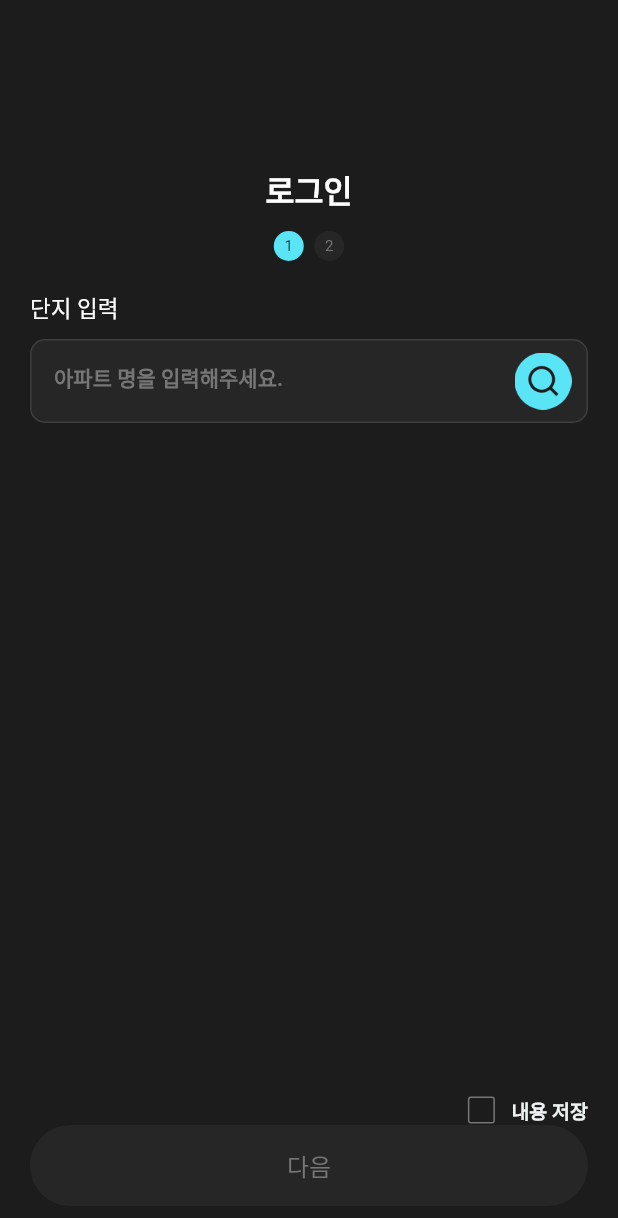
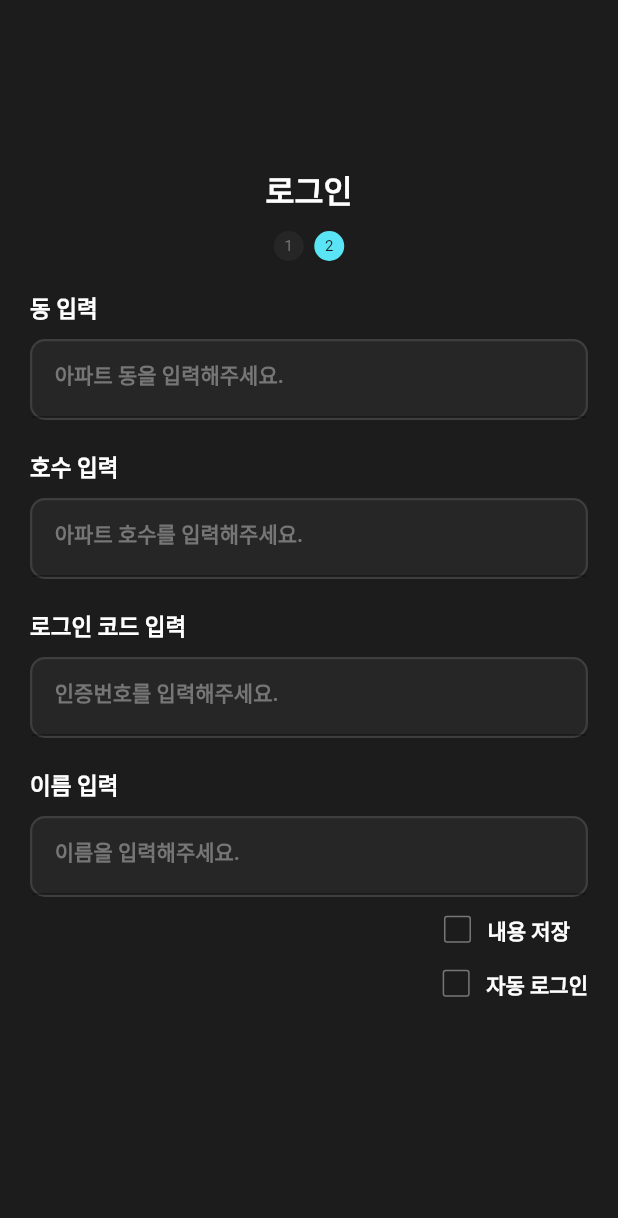
Before and after one commit to HanKyeol0/IoT-SmartHome-App, a Flutter app: the screen it shows after launch, on a phone screen of 412 x 824 dp. Shown: the top 1218 px of the screen. Run offline on Flutter 3.47's test engine with Material 2 defaults, Android fonts, the phone set to English and light mode, and no system bars; Roboto replaces fonts that are missing (NanumSquareNeo, luxFont).

Commit message:
office commit

```diff
--- a/lib/login/access_authority.dart
+++ b/lib/login/access_authority.dart
@@ -255,7 +255,8 @@ class _AccessAuthorityState extends State<AccessAuthority> {
                             fontWeight: FontWeight.w400,
                           ),
                         ),
-                        onPressed: () => Navigator.pushNamed(context, '/login'),
+                        onPressed: () =>
+                            Navigator.pushNamed(context, '/login01'),
                       ),
                     ),
                     const Divider(
@@ -274,7 +275,8 @@ class _AccessAuthorityState extends State<AccessAuthority> {
                             fontWeight: FontWeight.w400,
                           ),
                         ),
-                        onPressed: () => Navigator.pushNamed(context, '/login'),
+                        onPressed: () =>
+                            Navigator.pushNamed(context, '/login01'),
                       ),
                     ),
                     const Divider(
--- a/lib/login/login.dart
+++ b/lib/login/login01.dart
@@ -4,38 +4,47 @@ import '../widgets/button.dart';
 import '../widgets/field.dart';
 import '../widgets/navigation.dart';
 
-class Login extends StatefulWidget {
-  const Login({Key? key}) : super(key: key);
+class Login01 extends StatefulWidget {
+  const Login01({Key? key}) : super(key: key);
 
   @override
-  State<Login> createState() => _LoginState();
+  State<Login01> createState() => _Login01State();
 }
 
-class _LoginState extends State<Login> {
+class _Login01State extends State<Login01> {
+  TextEditingController textEditingController = TextEditingController();
+  bool isTextEmpty = true;
+
+  @override
+  void dispose() {
+    textEditingController.dispose();
+    super.dispose();
+  }
+
+  void onTextChanged(String value) {
+    setState(() {
+      isTextEmpty = value.isEmpty;
+    });
+  }
+
   @override
   Widget build(BuildContext context) {
     return Scaffold(
       resizeToAvoidBottomInset: false,
       body: Column(
-        mainAxisSize: MainAxisSize.min,
         children: [
           const SizedBox(height: 111),
-          const Row(
+          Row(
             mainAxisAlignment: MainAxisAlignment.center,
             children: [
               Column(
                 children: [
                   Text(
                     '로그인',
-                    style: TextStyle(
-                      color: Color(0xFFFFFFFF),
-                      fontSize: 21,
-                      fontFamily: 'NanumSquareNeo',
-                      fontWeight: FontWeight.w800,
+                    style: titleText(fontSize: 21),
                   ),
-                  ),
-                  SizedBox(height: 12),
-                  Row(
+                  const SizedBox(height: 12),
+                  const Row(
                     children: [
                       CircleNav(
                         text: '1',
@@ -50,7 +59,7 @@ class _LoginState extends State<Login> {
                       ),
                     ],
                   ),
-                  SizedBox(height: 20),
+                  const SizedBox(height: 20),
                 ],
               ),
             ],
@@ -60,37 +69,33 @@ class _LoginState extends State<Login> {
               left: 20,
               bottom: 10,
             ),
-            child: const Column(
+            child: Column(
               children: [
                 Row(
                   children: [
                     Text(
                       '단지 입력',
-                      style: TextStyle(
-                        color: Color(0xFFFFFFFF),
-                        fontSize: 15,
-                      ),
+                      style: fieldTitle(),
                     ),
                   ],
                 ),
               ],
             ),
           ),
-          const Expanded(
+          Expanded(
             child: Column(
               children: [
                 DropdownInput(
                   placeholder: '아파트 명을 입력해주세요.',
-                  items: [
+                  items: const [
                     'A',
                     'B',
                     'C',
                   ],
                   searchIconOn: 'assets/searchIconOn.png',
                   searchIconOff: 'assets/searchIconOff.png',
-                ),
-              ],
-            ),
+                  textEditingController: textEditingController,
+                  onTextChanged: onTextChanged,
                 ),
                 const SizedBox(height: 11),
                 Padding(
@@ -101,8 +106,6 @@ class _LoginState extends State<Login> {
                       const Padding(
                         padding: EdgeInsets.only(right: 10),
                         child: Row(
-                    mainAxisAlignment: MainAxisAlignment.end,
-                    crossAxisAlignment: CrossAxisAlignment.start,
                           children: [
                             BlueCheckbox(),
                             SizedBox(width: 11),
@@ -121,11 +124,14 @@ class _LoginState extends State<Login> {
                     ],
                   ),
                 ),
-          const Positioned(
-            left: 25,
-            right: 25,
-            bottom: 30,
-            child: RoundNextButton(),
+              ],
+            ),
+          ),
+          RoundNextButton(
+            buttonColor: isTextEmpty ? grey : bColor,
+            textColor: isTextEmpty ? lightGrey : black,
+            isClickable: !isTextEmpty,
+            onPressed: () => Navigator.pushNamed(context, '/login02'),
           ),
         ],
       ),
--- /dev/null
+++ b/lib/login/login02.dart
@@ -0,0 +1,197 @@
+import 'package:flutter/material.dart';
+import 'package:luxrobo_publish/styles.dart';
+import 'package:luxrobo_publish/widgets/button.dart';
+import 'package:luxrobo_publish/widgets/navigation.dart';
+
+import '../widgets/field.dart';
+
+class Login02 extends StatefulWidget {
+  const Login02({super.key});
+
+  @override
+  State<Login02> createState() => _Login02State();
+}
+
+class _Login02State extends State<Login02> {
+  bool isTextEmpty = false;
+
+  void onText1(String value) {
+    setState(() {
+      isTextEmpty = value.isEmpty;
+    });
+  }
+
+  @override
+  Widget build(BuildContext context) {
+    return Scaffold(
+      body: Column(
+        children: [
+          const SizedBox(height: 111),
+          Row(
+            mainAxisAlignment: MainAxisAlignment.center,
+            children: [
+              Column(
+                children: [
+                  Text(
+                    '로그인',
+                    style: titleText(fontSize: 21),
+                  ),
+                  const SizedBox(height: 12),
+                  const Row(
+                    children: [
+                      CircleNav(
+                        text: '1',
+                        bgColor: grey,
+                        textColor: lightGrey,
+                      ),
+                      SizedBox(width: 7),
+                      CircleNav(
+                        text: '2',
+                        bgColor: bColor,
+                        textColor: black,
+                      ),
+                    ],
+                  ),
+                  const SizedBox(height: 20),
+                ],
+              )
+            ],
+          ),
+          Container(
+            padding: const EdgeInsets.only(
+              left: 20,
+              bottom: 10,
+            ),
+            child: Column(
+              children: [
+                Row(
+                  children: [
+                    Text(
+                      '동 입력',
+                      style: fieldTitle(),
+                    )
+                  ],
+                )
+              ],
+            ),
+          ),
+          Padding(
+            padding: const EdgeInsets.symmetric(horizontal: 20.0),
+            child: InputField(
+              placeholder: '아파트 동을 입력해주세요.',
+              onText1: onText1,
+            ),
+          ),
+          const SizedBox(height: 20),
+          Container(
+            padding: const EdgeInsets.only(
+              left: 20,
+              bottom: 10,
+            ),
+            child: Column(
+              children: [
+                Row(
+                  children: [
+                    Text(
+                      '호수 입력',
+                      style: fieldTitle(),
+                    )
+                  ],
+                )
+              ],
+            ),
+          ),
+          const Padding(
+            padding: EdgeInsets.symmetric(horizontal: 20.0),
+            child: InputField(placeholder: '아파트 호수를 입력해주세요.'),
+          ),
+          const SizedBox(height: 20),
+          Container(
+            padding: const EdgeInsets.only(
+              left: 20,
+              bottom: 10,
+            ),
+            child: Column(
+              children: [
+                Row(
+                  children: [
+                    Text(
+                      '로그인 코드 입력',
+                      style: fieldTitle(),
+                    )
+                  ],
+                )
+              ],
+            ),
+          ),
+          const Padding(
+            padding: EdgeInsets.symmetric(horizontal: 20.0),
+            child: InputField(placeholder: '인증번호를 입력해주세요.'),
+          ),
+          const SizedBox(height: 20),
+          Container(
+            padding: const EdgeInsets.only(
+              left: 20,
+              bottom: 10,
+            ),
+            child: Column(
+              children: [
+                Row(
+                  children: [
+                    Text(
+                      '이름 입력',
+                      style: fieldTitle(),
+                    )
+                  ],
+                )
+              ],
+            ),
+          ),
+          const Padding(
+            padding: EdgeInsets.symmetric(horizontal: 20.0),
+            child: InputField(placeholder: '이름을 입력해주세요.'),
+          ),
+          const SizedBox(height: 11),
+          Row(
+            mainAxisAlignment: MainAxisAlignment.end,
+            children: [
+              Container(
+                margin: const EdgeInsets.only(right: 32),
+                child: Row(
+                  children: [
+                    const BlueCheckbox(),
+                    const SizedBox(width: 11),
+                    Text(
+                      '내용 저장',
+                      style: contentText(color: wColor),
+                    )
+                  ],
+                ),
+              )
+            ],
+          ),
+          const SizedBox(height: 15),
+          Row(
+            mainAxisAlignment: MainAxisAlignment.end,
+            children: [
+              Container(
+                margin: const EdgeInsets.only(right: 20),
+                child: Row(
+                  children: [
+                    const BlueCheckbox(),
+                    const SizedBox(width: 11),
+                    Text(
+                      '자동 로그인',
+                      style: contentText(color: wColor),
+                    )
+                  ],
+                ),
+              )
+            ],
+          ),
+        ],
+      ),
+      backgroundColor: black,
+    );
+  }
+}
--- a/lib/main.dart
+++ b/lib/main.dart
@@ -1,5 +1,6 @@
 import 'package:flutter/material.dart';
-import 'login/login.dart';
+import 'login/login01.dart';
+import 'login/login02.dart';
 
 void main() {
   runApp(const MyApp());
@@ -7,12 +8,20 @@ void main() {
 
 class MyApp extends StatelessWidget {
   const MyApp({Key? key}) : super(key: key);
+
   @override
   Widget build(BuildContext context) {
     return MaterialApp(
-      home: const Login(),
-      routes: {
-        '/login': (context) => const Login(),
+      initialRoute: '/login02',
+      onGenerateRoute: (settings) {
+        switch (settings.name) {
+          case '/login01':
+            return MaterialPageRoute(builder: (_) => const Login01());
+          case '/login02':
+            return MaterialPageRoute(builder: (_) => const Login02());
+          default:
+            return null;
+        }
       },
     );
   }
--- a/lib/styles.dart
+++ b/lib/styles.dart
@@ -29,3 +29,12 @@ TextStyle titleText({double fontSize = 18}) {
     fontWeight: FontWeight.w800,
   );
 }
+
+TextStyle fieldTitle() {
+  return const TextStyle(
+    fontFamily: 'luxFont',
+    fontWeight: FontWeight.w700,
+    color: wColor,
+    fontSize: 15,
+  );
+}
--- a/lib/widgets/button.dart
+++ b/lib/widgets/button.dart
@@ -45,14 +45,29 @@ class RoundButton extends StatelessWidget {
   }
 }
 
-class RoundNextButton extends StatelessWidget {
+class RoundNextButton extends StatefulWidget {
+  final Color buttonColor;
+  final Color textColor;
+  final bool isClickable;
+  final VoidCallback onPressed;
+
   const RoundNextButton({
     super.key,
+    required this.buttonColor,
+    required this.textColor,
+    this.isClickable = false,
+    required this.onPressed,
   });
 
   @override
+  State<RoundNextButton> createState() => _RoundNextButtonState();
+}
+
+class _RoundNextButtonState extends State<RoundNextButton> {
+  @override
   Widget build(BuildContext context) {
     return InkWell(
+      onTap: widget.isClickable ? widget.onPressed : null,
       borderRadius: BorderRadius.circular(30),
       child: Align(
         alignment: Alignment.bottomCenter,
@@ -64,15 +79,15 @@ class RoundNextButton extends StatelessWidget {
             bottom: 20,
           ),
           decoration: BoxDecoration(
-            color: grey,
+            color: widget.buttonColor,
             borderRadius: BorderRadius.circular(30),
           ),
-          child: const Center(
+          child: Center(
             child: Text(
               '다음',
-              style: TextStyle(
+              style: contentText(
                 fontSize: 16,
-                color: lightGrey,
+                color: widget.textColor,
               ),
             ),
           ),
@@ -117,7 +132,7 @@ class _BlueCheckboxState extends State<BlueCheckbox> {
         child: isChecked
             ? const Icon(
                 Icons.check_outlined,
-                color: Colors.black,
+                color: black,
                 size: 17,
                 weight: 20.0,
               )
--- a/lib/widgets/field.dart
+++ b/lib/widgets/field.dart
@@ -6,6 +6,8 @@ class DropdownInput extends StatefulWidget {
   final List<String> items;
   final String searchIconOn;
   final String searchIconOff;
+  final TextEditingController textEditingController;
+  final Function(String) onTextChanged;
 
   const DropdownInput({
     Key? key,
@@ -13,6 +15,8 @@ class DropdownInput extends StatefulWidget {
     required this.items,
     required this.searchIconOn,
     required this.searchIconOff,
+    required this.textEditingController,
+    required this.onTextChanged,
   }) : super(key: key);
 
   @override
@@ -21,14 +25,7 @@ class DropdownInput extends StatefulWidget {
 
 class _DropdownInputState extends State<DropdownInput> {
   String? selectedValue;
-  TextEditingController textEditingController = TextEditingController();
   bool showDropdown = false;
-
-  @override
-  void dispose() {
-    textEditingController.dispose();
-    super.dispose();
-  }
 
   @override
   void initState() {
@@ -48,7 +45,7 @@ class _DropdownInputState extends State<DropdownInput> {
       margin: const EdgeInsets.symmetric(horizontal: 20),
       decoration: BoxDecoration(
         borderRadius: BorderRadius.circular(10.0),
-        border: textEditingController.text.isEmpty
+        border: widget.textEditingController.text.isEmpty
             ? Border.all(color: dialogColor, width: 1)
             : Border.all(color: wColor, width: 1),
         color: grey,
@@ -59,7 +56,7 @@ class _DropdownInputState extends State<DropdownInput> {
           SizedBox(
             height: 54,
             child: TextField(
-              controller: textEditingController,
+              controller: widget.textEditingController,
               style: const TextStyle(color: wColor),
               decoration: InputDecoration(
                 hintText: widget.placeholder,
@@ -72,14 +69,14 @@ class _DropdownInputState extends State<DropdownInput> {
                 suffixIcon: GestureDetector(
                   onTap: () {
                     setState(() {
-                      textEditingController.clear();
+                      widget.textEditingController.clear();
                       toggleDropdown();
                     });
                   },
                   child: Padding(
                     padding: const EdgeInsets.only(right: 10.0),
                     child: Image.asset(
-                      textEditingController.text.isEmpty
+                      widget.textEditingController.text.isEmpty
                           ? widget.searchIconOn
                           : widget.searchIconOff,
                       width: 10,
@@ -92,6 +89,7 @@ class _DropdownInputState extends State<DropdownInput> {
                 setState(() {
                   selectedValue = null; // Clear the selected value
                 });
+                widget.onTextChanged(value);
                 if (value.isNotEmpty) {
                   setState(() {
                     showDropdown = true;
@@ -122,7 +120,7 @@ class _DropdownInputState extends State<DropdownInput> {
                   onTap: () {
                     setState(() {
                       selectedValue = item;
-                      textEditingController.text = item;
+                      widget.textEditingController.text = item;
                       showDropdown = false;
                     });
                   },
@@ -134,3 +132,38 @@ class _DropdownInputState extends State<DropdownInput> {
     );
   }
 }
+
+class InputField extends StatelessWidget {
+  final String placeholder;
+
+  const InputField({
+    super.key,
+    required this.placeholder,
+  });
+
+  @override
+  Widget build(BuildContext context) {
+    return Container(
+      decoration: BoxDecoration(
+        borderRadius: BorderRadius.circular(10.0),
+        border: Border.all(
+          color: dialogColor,
+          width: 1.5,
+        ),
+        color: grey,
+      ),
+      height: 54,
+      child: TextField(
+        style: contentText(color: wColor),
+        decoration: InputDecoration(
+          hintText: placeholder,
+          hintStyle: contentText(),
+          contentPadding: const EdgeInsets.symmetric(
+            vertical: 19.5,
+            horizontal: 15,
+          ),
+        ),
+      ),
+    );
+  }
+}
```
Lines whose indentation alone changed are shown as unchanged.
